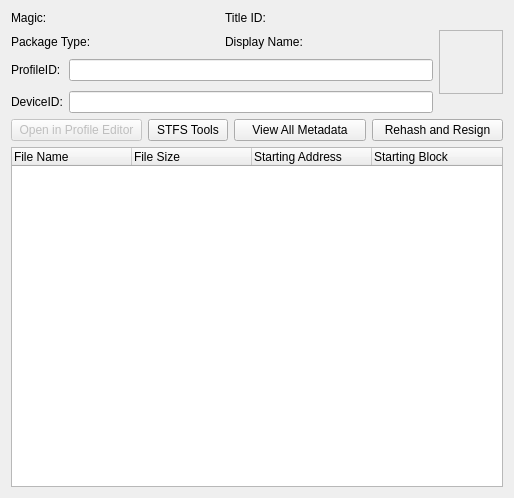
Above: Velocity/packageviewer.ui from hetelek/Velocity before the change. Below: the same form after it.
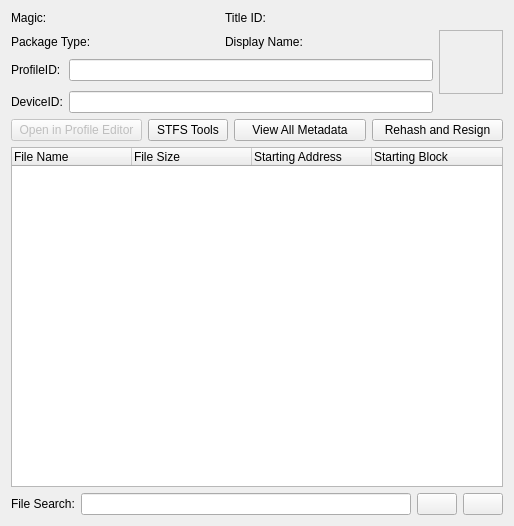
That is the form after the change. Icons and pictures are not drawn.

```diff
--- a/Velocity/packageviewer.ui
+++ b/Velocity/packageviewer.ui
@@ -7,7 +7,7 @@
     <x>0</x>
     <y>0</y>
     <width>514</width>
-    <height>498</height>
+    <height>526</height>
    </rect>
   </property>
   <property name="minimumSize">
@@ -227,6 +227,42 @@
      </column>
     </widget>
    </item>
+   <item>
+    <layout class="QHBoxLayout" name="horizontalLayout_2">
+     <item>
+      <widget class="QLabel" name="label">
+       <property name="text">
+        <string>File Search:</string>
+       </property>
+      </widget>
+     </item>
+     <item>
+      <widget class="QLineEdit" name="txtSearch"/>
+     </item>
+     <item>
+      <widget class="QPushButton" name="btnSearch">
+       <property name="text">
+        <string/>
+       </property>
+       <property name="icon">
+        <iconset resource="Resources.qrc">
+         <normaloff>:/Images/go.png</normaloff>:/Images/go.png</iconset>
+       </property>
+      </widget>
+     </item>
+     <item>
+      <widget class="QPushButton" name="btnShowAll">
+       <property name="text">
+        <string/>
+       </property>
+       <property name="icon">
+        <iconset resource="Resources.qrc">
+         <normaloff>:/Images/undo.png</normaloff>:/Images/undo.png</iconset>
+       </property>
+      </widget>
+     </item>
+    </layout>
+   </item>
   </layout>
  </widget>
  <resources>
```
